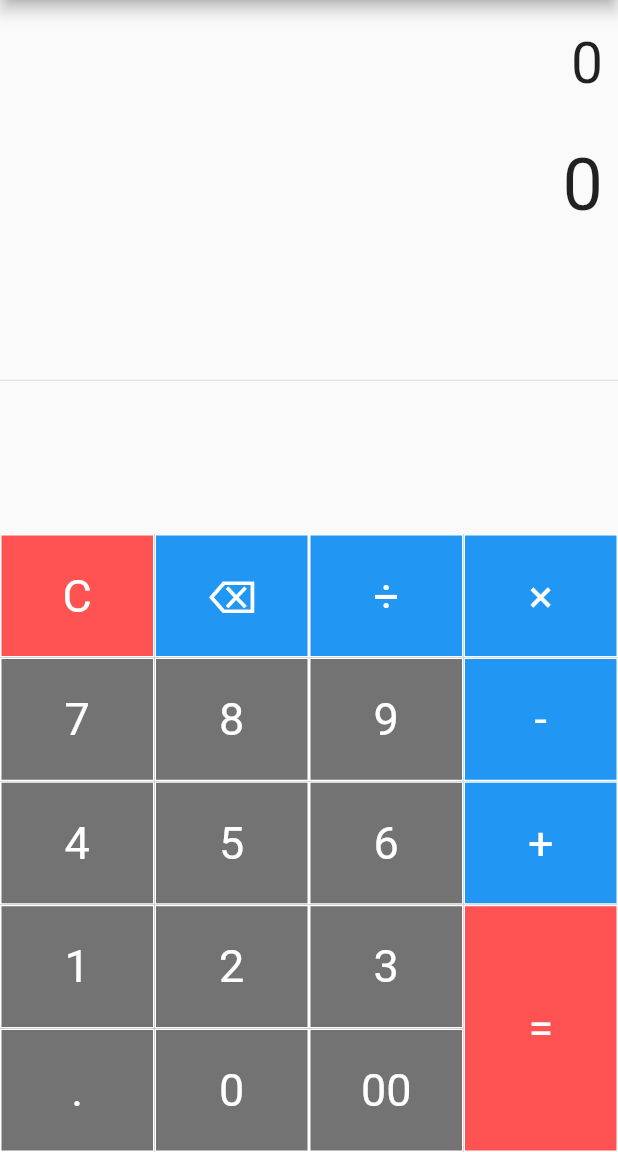
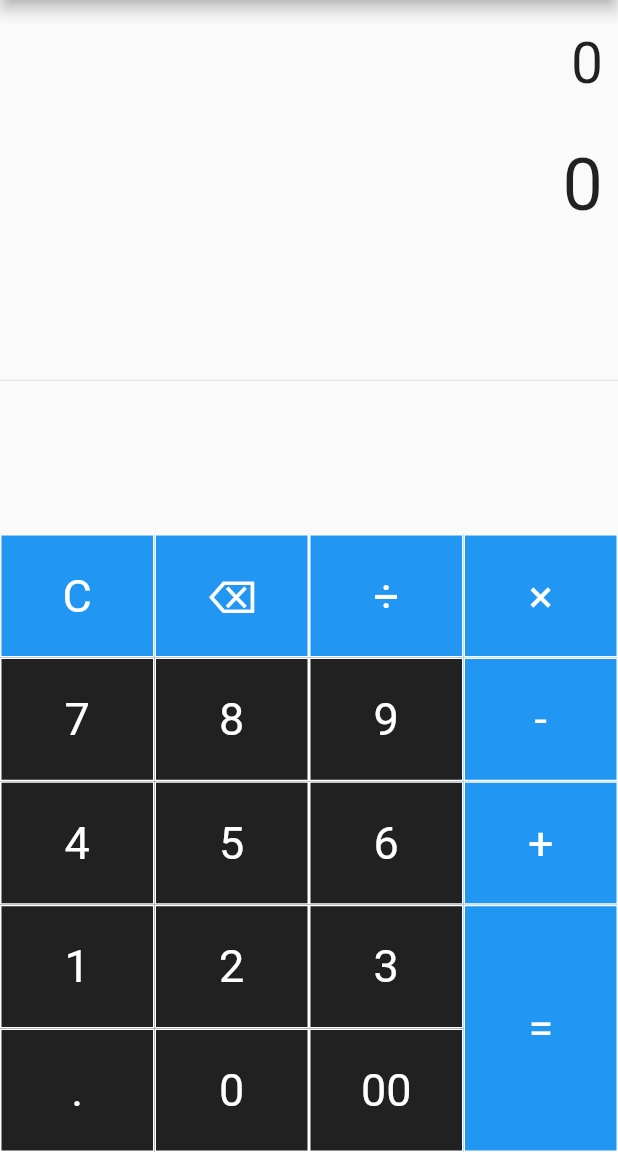
Before and after one commit to shinde-sanjana/simple-calculator, a Flutter app: the screen it shows after launch, on a phone screen of 412 x 824 dp, the part 84-1236 px from its top. Run offline on Flutter 3.47's test engine with Material 2 defaults, Android fonts, the phone set to English and light mode, and no system bars; our stand-ins replace math_expressions.

Commit message:
Update main.dart

```diff
--- a/lib/main.dart
+++ b/lib/main.dart
@@ -144,7 +144,7 @@ class _SimpleCalculatorState extends State<SimpleCalculator> {
                   children: [
                     TableRow(
                       children: [
-                        buildButton("C", 1, Colors.redAccent),
+                        buildButton("C", 1, Colors.blue),
                         buildButton("⌫", 1, Colors.blue),
                         buildButton("÷", 1, Colors.blue),
                       ]
@@ -152,33 +152,33 @@ class _SimpleCalculatorState extends State<SimpleCalculator> {
 
                     TableRow(
                         children: [
-                          buildButton("7", 1, Colors.black54),
-                          buildButton("8", 1, Colors.black54),
-                          buildButton("9", 1, Colors.black54),
+                          buildButton("7", 1, Colors.black87),
+                          buildButton("8", 1, Colors.black87),
+                          buildButton("9", 1, Colors.black87),
                         ]
                     ),
 
                     TableRow(
                         children: [
-                          buildButton("4", 1, Colors.black54),
-                          buildButton("5", 1, Colors.black54),
-                          buildButton("6", 1, Colors.black54),
+                          buildButton("4", 1, Colors.black87),
+                          buildButton("5", 1, Colors.black87),
+                          buildButton("6", 1, Colors.black87),
                         ]
                     ),
 
                     TableRow(
                         children: [
-                          buildButton("1", 1, Colors.black54),
-                          buildButton("2", 1, Colors.black54),
-                          buildButton("3", 1, Colors.black54),
+                          buildButton("1", 1, Colors.black87),
+                          buildButton("2", 1, Colors.black87),
+                          buildButton("3", 1, Colors.black87),
                         ]
                     ),
 
                     TableRow(
                         children: [
-                          buildButton(".", 1, Colors.black54),
-                          buildButton("0", 1, Colors.black54),
-                          buildButton("00", 1, Colors.black54),
+                          buildButton(".", 1, Colors.black87),
+                          buildButton("0", 1, Colors.black87),
+                          buildButton("00", 1, Colors.black87),
                         ]
                     ),
                   ],
@@ -210,7 +210,7 @@ class _SimpleCalculatorState extends State<SimpleCalculator> {
 
                     TableRow(
                         children: [
-                          buildButton("=", 2, Colors.redAccent),
+                          buildButton("=", 2, Colors.blue),
                         ]
                     ),
                   ],
```
